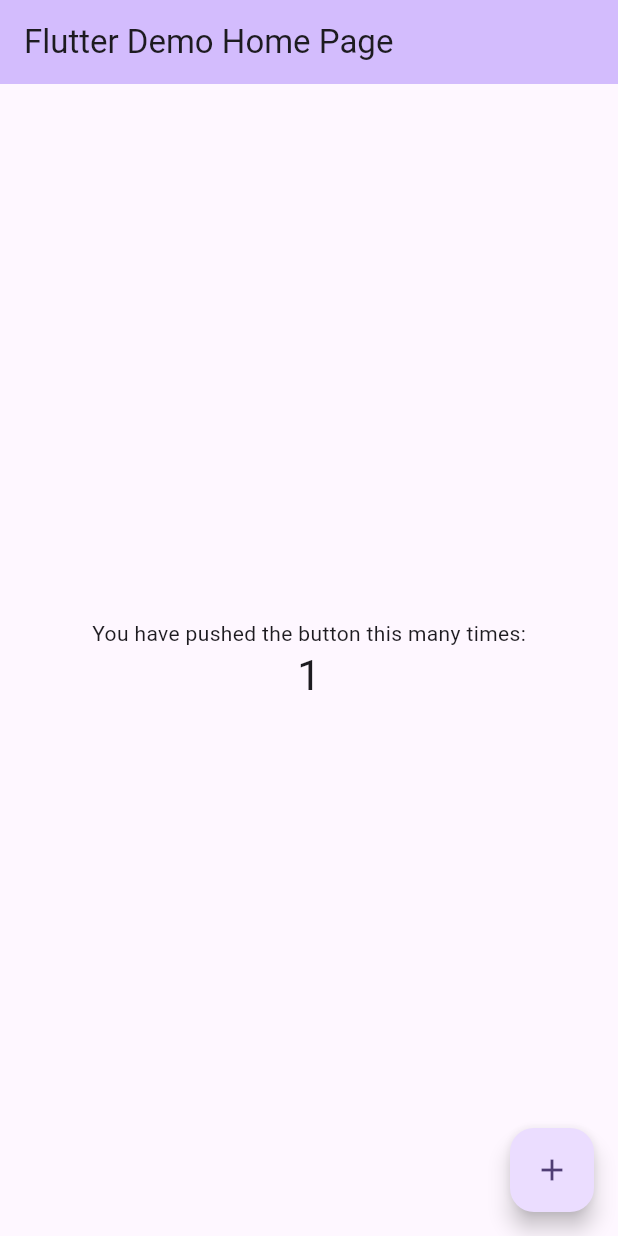
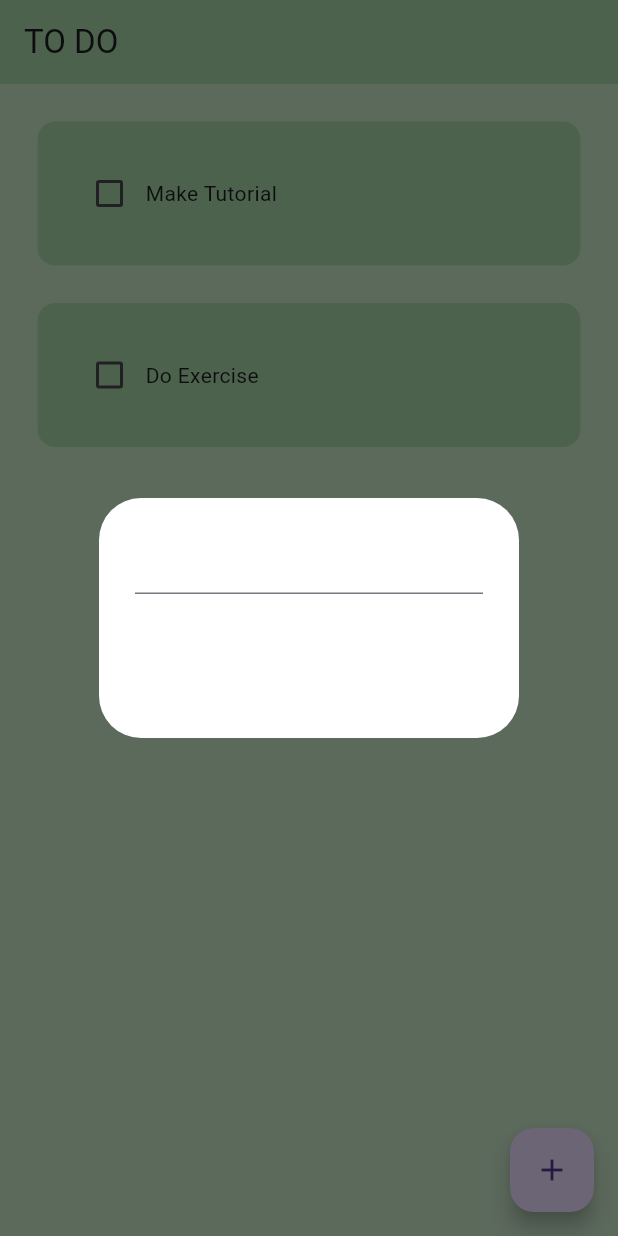
Before and after one commit to ilmamhf/flutter-todo-app, a Flutter app: the screen it shows after launch, after a tap on the "add" icon, on a phone screen of 412 x 824 dp. Run offline on Flutter 3.47's test engine with Material 3 defaults, Android fonts, the phone set to English and light mode, and no system bars.

Commit message:
Second Commit

```diff
--- a/lib/main.dart
+++ b/lib/main.dart
@@ -1,4 +1,6 @@
 import 'package:flutter/material.dart';
+
+import 'pages/home_page.dart';
 
 void main() {
   runApp(const MyApp());
@@ -7,119 +9,11 @@ void main() {
 class MyApp extends StatelessWidget {
   const MyApp({super.key});
 
-  // This widget is the root of your application.
   @override
   Widget build(BuildContext context) {
     return MaterialApp(
-      title: 'Flutter Demo',
-      theme: ThemeData(
-        // This is the theme of your application.
-        //
-        // TRY THIS: Try running your application with "flutter run". You'll see
-        // the application has a purple toolbar. Then, without quitting the app,
-        // try changing the seedColor in the colorScheme below to Colors.green
-        // and then invoke "hot reload" (save your changes or press the "hot
-        // reload" button in a Flutter-supported IDE, or press "r" if you used
-        // the command line to start the app).
-        //
-        // Notice that the counter didn't reset back to zero; the application
-        // state is not lost during the reload. To reset the state, use hot
-        // restart instead.
-        //
-        // This works for code too, not just values: Most code changes can be
-        // tested with just a hot reload.
-        colorScheme: ColorScheme.fromSeed(seedColor: Colors.deepPurple),
-        useMaterial3: true,
-      ),
-      home: const MyHomePage(title: 'Flutter Demo Home Page'),
+      home: HomePage(),
+      // theme: ThemeData(primarySwatch: Colors.green),
     );
   }
 }
-
-class MyHomePage extends StatefulWidget {
-  const MyHomePage({super.key, required this.title});
-
-  // This widget is the home page of your application. It is stateful, meaning
-  // that it has a State object (defined below) that contains fields that affect
-  // how it looks.
-
-  // This class is the configuration for the state. It holds the values (in this
-  // case the title) provided by the parent (in this case the App widget) and
-  // used by the build method of the State. Fields in a Widget subclass are
-  // always marked "final".
-
-  final String title;
-
-  @override
-  State<MyHomePage> createState() => _MyHomePageState();
-}
-
-class _MyHomePageState extends State<MyHomePage> {
-  int _counter = 0;
-
-  void _incrementCounter() {
-    setState(() {
-      // This call to setState tells the Flutter framework that something has
-      // changed in this State, which causes it to rerun the build method below
-      // so that the display can reflect the updated values. If we changed
-      // _counter without calling setState(), then the build method would not be
-      // called again, and so nothing would appear to happen.
-      _counter++;
-    });
-  }
-
-  @override
-  Widget build(BuildContext context) {
-    // This method is rerun every time setState is called, for instance as done
-    // by the _incrementCounter method above.
-    //
-    // The Flutter framework has been optimized to make rerunning build methods
-    // fast, so that you can just rebuild anything that needs updating rather
-    // than having to individually change instances of widgets.
-    return Scaffold(
-      appBar: AppBar(
-        // TRY THIS: Try changing the color here to a specific color (to
-        // Colors.amber, perhaps?) and trigger a hot reload to see the AppBar
-        // change color while the other colors stay the same.
-        backgroundColor: Theme.of(context).colorScheme.inversePrimary,
-        // Here we take the value from the MyHomePage object that was created by
-        // the App.build method, and use it to set our appbar title.
-        title: Text(widget.title),
-      ),
-      body: Center(
-        // Center is a layout widget. It takes a single child and positions it
-        // in the middle of the parent.
-        child: Column(
-          // Column is also a layout widget. It takes a list of children and
-          // arranges them vertically. By default, it sizes itself to fit its
-          // children horizontally, and tries to be as tall as its parent.
-          //
-          // Column has various properties to control how it sizes itself and
-          // how it positions its children. Here we use mainAxisAlignment to
-          // center the children vertically; the main axis here is the vertical
-          // axis because Columns are vertical (the cross axis would be
-          // horizontal).
-          //
-          // TRY THIS: Invoke "debug painting" (choose the "Toggle Debug Paint"
-          // action in the IDE, or press "p" in the console), to see the
-          // wireframe for each widget.
-          mainAxisAlignment: MainAxisAlignment.center,
-          children: <Widget>[
-            const Text(
-              'You have pushed the button this many times:',
-            ),
-            Text(
-              '$_counter',
-              style: Theme.of(context).textTheme.headlineMedium,
-            ),
-          ],
-        ),
-      ),
-      floatingActionButton: FloatingActionButton(
-        onPressed: _incrementCounter,
-        tooltip: 'Increment',
-        child: const Icon(Icons.add),
-      ), // This trailing comma makes auto-formatting nicer for build methods.
-    );
-  }
-}
--- /dev/null
+++ b/lib/pages/home_page.dart
@@ -0,0 +1,62 @@
+import 'package:flutter/material.dart';
+import 'package:flutter_todo_app/util/dialog_box.dart';
+
+import '../util/todo_file.dart';
+
+class HomePage extends StatefulWidget {
+  const HomePage({super.key});
+
+  @override
+  State<HomePage> createState() => _HomePageState();
+}
+
+class _HomePageState extends State<HomePage> {
+// list of todo tasks
+List toDoList = [
+  ["Make Tutorial", false],
+  ["Do Exercise", false],
+];
+
+// checkbox was tapped
+void checkBoxChanged(bool? value, int index) {
+  setState(() {
+    toDoList[index][1] = !toDoList[index][1];
+  });
+}
+
+// create a new task
+void createNewTask() {
+  showDialog(
+    context: context,
+    builder: (context) {
+      return DialogBox();
+    }
+  );
+}
+
+  @override
+  Widget build(BuildContext context) {
+    return Scaffold(
+      backgroundColor: Colors.green[100],
+      appBar: AppBar(
+        backgroundColor: Colors.green[200],
+        title: Text("TO DO"),
+        elevation: 0,
+      ),
+      floatingActionButton: FloatingActionButton(
+        onPressed: createNewTask,
+        child: Icon(Icons.add),
+      ),
+      body: ListView.builder(
+        itemCount: toDoList.length,
+        itemBuilder: (context, index) {
+          return ToDoTile(
+            taskName: toDoList[index][0],
+            taskCompleted: toDoList[index][1],
+            onChanged: (value) => checkBoxChanged(value, index),
+          );
+        },
+      ),
+    );
+  }
+}
--- /dev/null
+++ b/lib/util/dialog_box.dart
@@ -0,0 +1,21 @@
+import 'package:flutter/material.dart';
+
+class DialogBox extends StatelessWidget {
+  const DialogBox({super.key});
+
+  @override
+  Widget build(BuildContext context) {
+    return AlertDialog(
+      backgroundColor: Colors.white,
+      content: Container(
+        height: 120,
+        child: Column(children: [
+          // get user input
+          TextField(),
+
+
+        ],),
+      ),
+    );
+  }
+}
--- /dev/null
+++ b/lib/util/todo_file.dart
@@ -0,0 +1,49 @@
+import 'package:flutter/material.dart';
+
+class ToDoTile extends StatelessWidget {
+  final String taskName;
+  final bool taskCompleted;
+  Function(bool?)? onChanged;
+
+  ToDoTile({
+    super.key,
+    required this.taskName,
+    required this.taskCompleted,
+    required this.onChanged,
+  });
+
+  @override
+  Widget build(BuildContext context) {
+    return Padding(
+      padding: const EdgeInsets.only(left: 25.0, right: 25, top: 25),
+      child: Container(
+        padding: EdgeInsets.all(24),
+        decoration: BoxDecoration(
+          color: Colors.green[200],
+          borderRadius: BorderRadius.circular(12),
+        ),
+        child: Row(
+          children: [
+
+            // checkbox
+            Checkbox(
+              value: taskCompleted,
+              onChanged: onChanged,
+              activeColor: Colors.black,
+            ),
+
+            // task name
+            Text(
+              taskName,
+              style: TextStyle(
+                decoration: taskCompleted
+                    ? TextDecoration.lineThrough
+                    : TextDecoration.none,
+              ),
+            ),
+          ],
+        ),
+      ),
+    );
+  }
+}
```
